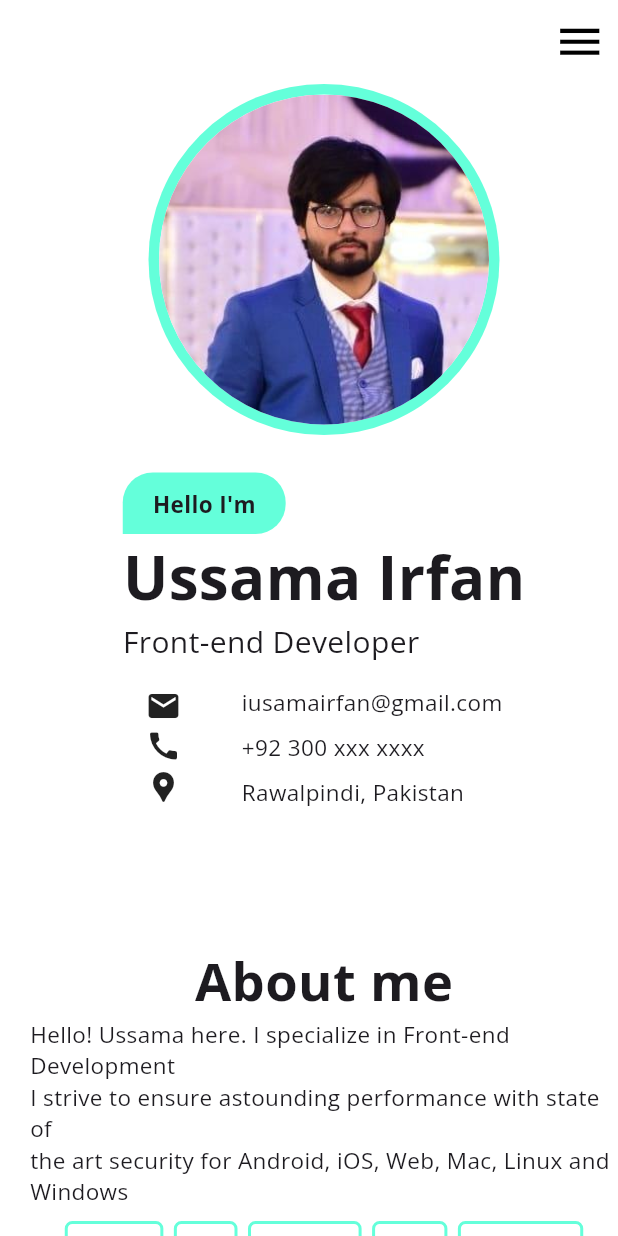
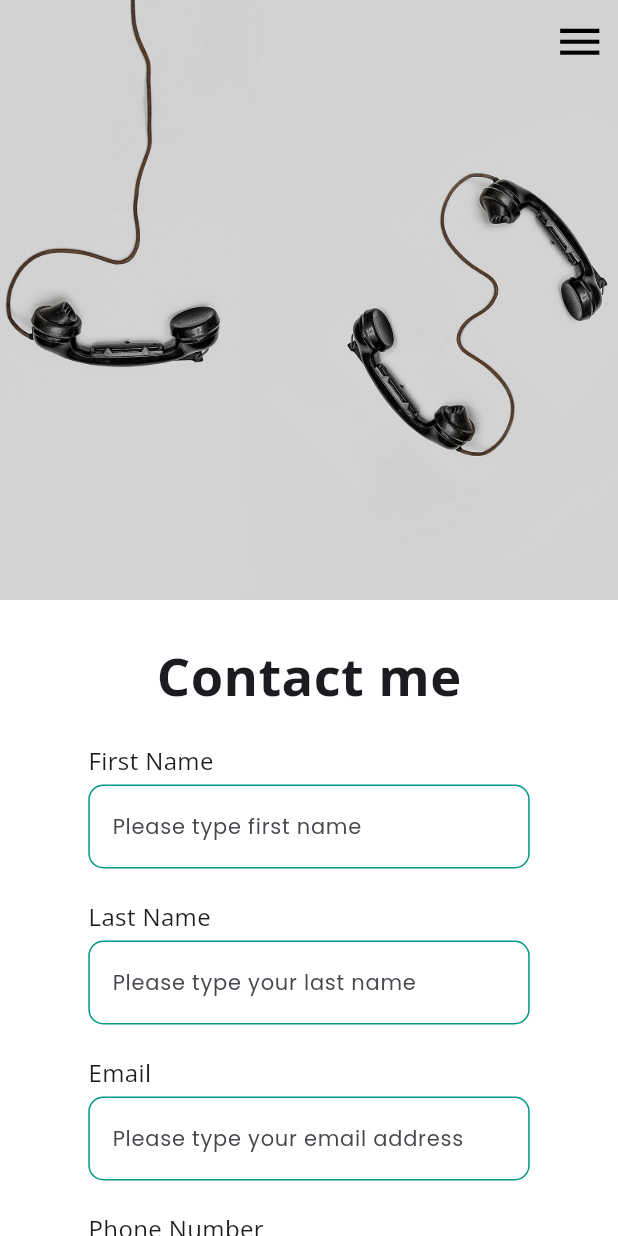
Before and after one commit to Saamu02/FlutterMyProfile, a Flutter app: the LandingPageWeb screen opened directly, after a tap on "Contact", on a phone screen of 412 x 824 dp. Run offline on Flutter 3.47's test engine with Material 3 defaults, Android fonts, the phone set to English and light mode, and no system bars; our stand-ins replace flutter_svg, google_fonts.

Commit message:
Done with the contact page

```diff
--- a/my_profile/lib/components.dart
+++ b/my_profile/lib/components.dart
@@ -1,5 +1,7 @@
 import 'package:flutter/material.dart';
 import 'package:google_fonts/google_fonts.dart';
+import 'package:url_launcher/url_launcher.dart';
+import 'package:flutter_svg/svg.dart';
 
 class TabsMobile extends StatefulWidget {
   final text;
@@ -223,7 +225,7 @@ class _AnimatedCardState extends State<AnimatedCard>
   late AnimationController _controller = AnimationController(
     vsync: this,
     duration: const Duration(
-      seconds: 4,
+      seconds: 2,
     ),
   )..repeat(reverse: true);
 
@@ -273,3 +275,18 @@ class _AnimatedCardState extends State<AnimatedCard>
     );
   }
 }
+
+urlLauncher(String imgPath, String url) {
+  return IconButton(
+    icon: SvgPicture.asset(
+      imgPath,
+      width: 35.0,
+      color: Colors.black,
+    ),
+    onPressed: () async {
+      await launchUrl(
+        Uri.parse(url),
+      );
+    },
+  );
+}
--- /dev/null
+++ b/my_profile/lib/mobile/contact_mobile.dart
@@ -0,0 +1,150 @@
+import 'package:flutter/material.dart';
+import 'package:my_profile/components.dart';
+
+class ContactMobile extends StatefulWidget {
+  const ContactMobile({super.key});
+
+  @override
+  State<ContactMobile> createState() => _ContactMobileState();
+}
+
+class _ContactMobileState extends State<ContactMobile> {
+  @override
+  Widget build(BuildContext context) {
+    var widthDevice = MediaQuery.of(context).size.width;
+
+    return Scaffold(
+      extendBodyBehindAppBar: true,
+      backgroundColor: Colors.white,
+      endDrawer: Drawer(
+        child: Column(
+          mainAxisAlignment: MainAxisAlignment.center,
+          children: [
+            DrawerHeader(
+              padding: EdgeInsets.only(bottom: 20.0),
+              child: CircleAvatar(
+                radius: 72.0,
+                backgroundColor: Colors.black,
+                child: CircleAvatar(
+                  radius: 70.0,
+                  backgroundColor: Colors.white,
+                  backgroundImage: AssetImage("assets/pic_2.jpg"),
+                ),
+              ),
+            ),
+            TabsMobile(
+              text: "Home",
+              route: "/",
+            ),
+            SizedBox(
+              height: 20.0,
+            ),
+            TabsMobile(
+              text: "Works",
+              route: "/works",
+            ),
+            SizedBox(
+              height: 20.0,
+            ),
+            TabsMobile(
+              text: "Blog",
+              route: "/blog",
+            ),
+            SizedBox(
+              height: 20.0,
+            ),
+            TabsMobile(
+              text: "About",
+              route: "/about",
+            ),
+            SizedBox(
+              height: 20.0,
+            ),
+            TabsMobile(
+              text: "Contact",
+              route: "/contact",
+            ),
+            SizedBox(
+              height: 50.0,
+            ),
+            Row(
+              mainAxisAlignment: MainAxisAlignment.spaceEvenly,
+              children: [
+                urlLauncher("assets/instagram.svg",
+                    "https://www.instagram.com/i_ussamairfan/"),
+                urlLauncher("assets/twitter.svg", ""),
+                urlLauncher("assets/github.svg", "https://github.com/Saamu02")
+              ],
+            )
+          ],
+        ),
+      ),
+      body: NestedScrollView(
+        headerSliverBuilder: (BuildContext context, bool innerBoxIsScrolled) {
+          return <Widget>[
+            SliverAppBar(
+              automaticallyImplyLeading: false,
+              backgroundColor: Colors.white,
+              iconTheme: IconThemeData(size: 35.0, color: Colors.black),
+              expandedHeight: 400.0,
+              flexibleSpace: FlexibleSpaceBar(
+                background: Image.asset(
+                  "assets/contact_image.jpg",
+                  fit: BoxFit.cover,
+                ),
+              ),
+            ),
+          ];
+        },
+        body: SingleChildScrollView(
+          padding: EdgeInsets.symmetric(vertical: 25.0),
+          child: Wrap(
+            runSpacing: 20.0,
+            spacing: 20.0,
+            alignment: WrapAlignment.center,
+            children: [
+              SansBold("Contact me", 35.0),
+              TextForm(
+                text: "First Name",
+                containerWidth: widthDevice / 1.4,
+                hintText: "Please type first name",
+              ),
+              TextForm(
+                text: "Last Name",
+                containerWidth: widthDevice / 1.4,
+                hintText: "Please type your last name",
+              ),
+              TextForm(
+                text: "Email",
+                containerWidth: widthDevice / 1.4,
+                hintText: "Please type your email address",
+              ),
+              TextForm(
+                text: "Phone Number",
+                containerWidth: widthDevice / 1.4,
+                hintText: "Please type your phone number",
+              ),
+              TextForm(
+                text: "Message",
+                containerWidth: widthDevice / 1.4,
+                hintText: "Message",
+                maxLines: 10,
+              ),
+              MaterialButton(
+                onPressed: () {},
+                elevation: 20.0,
+                shape: RoundedRectangleBorder(
+                  borderRadius: BorderRadius.circular(10.0),
+                ),
+                height: 60.0,
+                minWidth: widthDevice / 2.2,
+                color: Colors.tealAccent,
+                child: SansBold("Submit", 20.0),
+              ),
+            ],
+          ),
+        ),
+      ),
+    );
+  }
+}
--- a/my_profile/lib/mobile/landing_page_mobile.dart
+++ b/my_profile/lib/mobile/landing_page_mobile.dart
@@ -1,8 +1,6 @@
 import 'package:flutter/material.dart';
 import 'package:google_fonts/google_fonts.dart';
 import 'package:my_profile/components.dart';
-import 'package:url_launcher/url_launcher.dart';
-import 'package:flutter_svg/svg.dart';
 
 class LandingPageMobile extends StatefulWidget {
   const LandingPageMobile({super.key});
@@ -12,21 +10,6 @@ class LandingPageMobile extends StatefulWidget {
 }
 
 class _LandingPageMobileState extends State<LandingPageMobile> {
-  urlLauncher(String imgPath, String url) {
-    return IconButton(
-      icon: SvgPicture.asset(
-        imgPath,
-        width: 35.0,
-        color: Colors.black,
-      ),
-      onPressed: () async {
-        await launchUrl(
-          Uri.parse(url),
-        );
-      },
-    );
-  }
-
   tealContainer(String text) {
     return Container(
       decoration: BoxDecoration(
--- a/my_profile/lib/routes.dart
+++ b/my_profile/lib/routes.dart
@@ -1,5 +1,7 @@
 import 'package:flutter/material.dart';
+import 'package:my_profile/mobile/contact_mobile.dart';
 import 'package:my_profile/mobile/landing_page_mobile.dart';
+import 'package:my_profile/web/contact_web.dart';
 import 'package:my_profile/web/landing_page_web.dart';
 
 class Routes {
@@ -14,6 +16,20 @@ class Routes {
                 return LandingPageWeb();
               } else {
                 return LandingPageMobile();
+              }
+            },
+          ),
+        );
+
+      case '/contact':
+        return MaterialPageRoute(
+          settings: settings,
+          builder: (_) => LayoutBuilder(
+            builder: (context, constraints) {
+              if (constraints.maxWidth > 800) {
+                return ContactWeb();
+              } else {
+                return ContactMobile();
               }
             },
           ),
```
Also changed, not shown: my_profile/lib/web/contact_web.dart (added, +171 -0 lines), my_profile/flutter_01.png (added).
